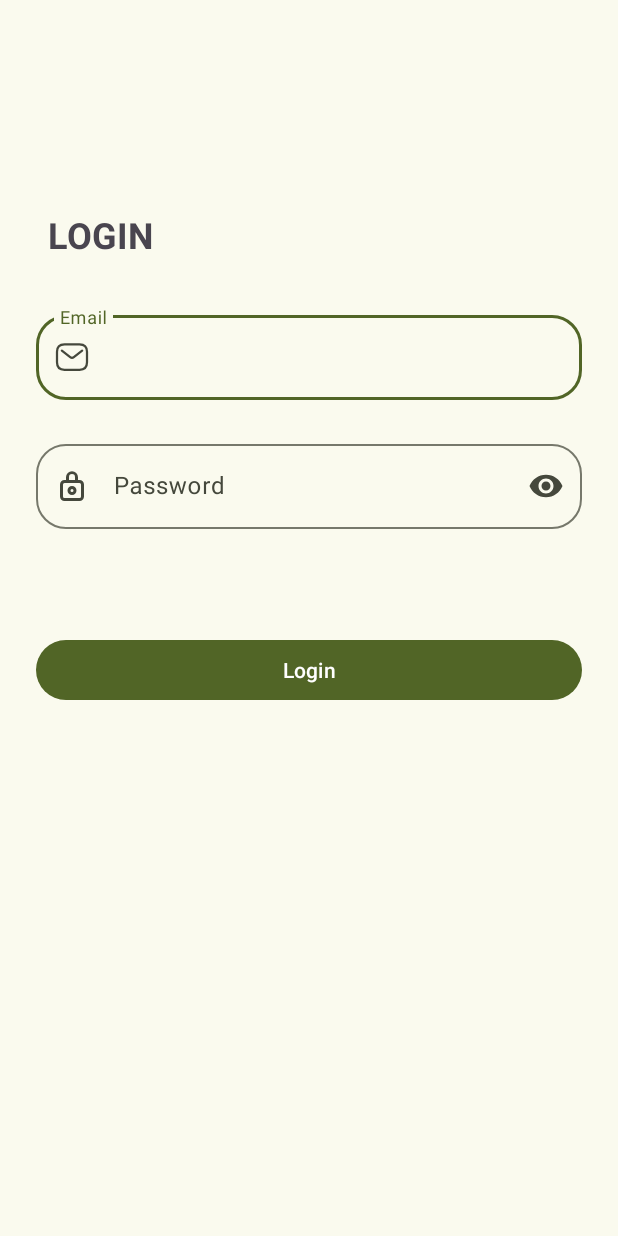
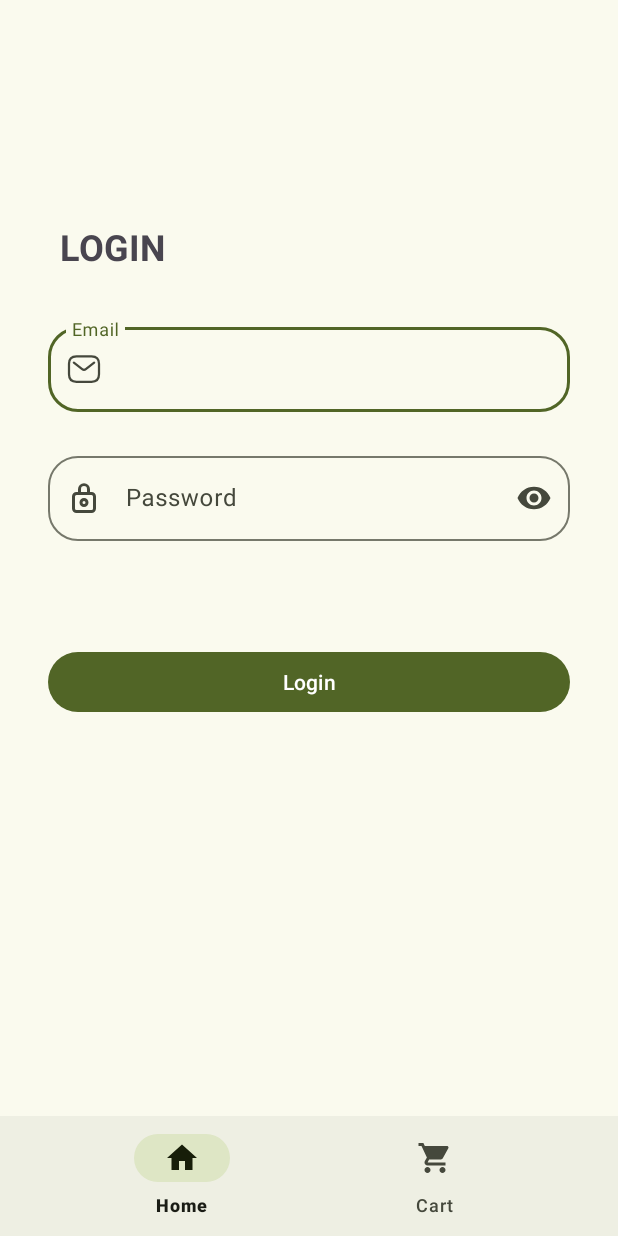
Before and after one commit to MonaAdel2/QuickBite_ECS_task, an Android app: the screen it shows after launch (MainActivity), on a phone screen of 412 x 824 dp. Run offline under Robolectric (Android 15) with nearby library versions, the phone set to English and light mode, and no system bars; our stand-ins replace Room's generated code.

Commit message:
Create the ui for the home screen that display all the meals according to the day.

```diff
--- /dev/null
+++ b/app/src/main/res/drawable/baseline_add_24.xml
@@ -0,0 +1,5 @@
+<vector xmlns:android="http://schemas.android.com/apk/res/android" android:height="20dp" android:tint="#000000" android:viewportHeight="24" android:viewportWidth="24" android:width="20dp">
+
+    <path android:fillColor="@android:color/white" android:pathData="M19,13h-6v6h-2v-6H5v-2h6V5h2v6h6v2z"/>
+
+</vector>
--- /dev/null
+++ b/app/src/main/res/drawable/baseline_home_24.xml
@@ -0,0 +1,5 @@
+<vector xmlns:android="http://schemas.android.com/apk/res/android" android:height="24dp" android:tint="#000000" android:viewportHeight="24" android:viewportWidth="24" android:width="24dp">
+
+    <path android:fillColor="@android:color/white" android:pathData="M10,20v-6h4v6h5v-8h3L12,3 2,12h3v8z"/>
+
+</vector>
--- /dev/null
+++ b/app/src/main/res/drawable/baseline_shopping_cart_24.xml
@@ -0,0 +1,5 @@
+<vector xmlns:android="http://schemas.android.com/apk/res/android" android:height="24dp" android:tint="#000000" android:viewportHeight="24" android:viewportWidth="24" android:width="24dp">
+
+    <path android:fillColor="@android:color/white" android:pathData="M7,18c-1.1,0 -1.99,0.9 -1.99,2S5.9,22 7,22s2,-0.9 2,-2 -0.9,-2 -2,-2zM1,2v2h2l3.6,7.59 -1.35,2.45c-0.16,0.28 -0.25,0.61 -0.25,0.96 0,1.1 0.9,2 2,2h12v-2L7.42,15c-0.14,0 -0.25,-0.11 -0.25,-0.25l0.03,-0.12 0.9,-1.63h7.45c0.75,0 1.41,-0.41 1.75,-1.03l3.58,-6.49c0.08,-0.14 0.12,-0.31 0.12,-0.48 0,-0.55 -0.45,-1 -1,-1L5.21,4l-0.94,-2L1,2zM17,18c-1.1,0 -1.99,0.9 -1.99,2s0.89,2 1.99,2 2,-0.9 2,-2 -0.9,-2 -2,-2z"/>
+
+</vector>
--- /dev/null
+++ b/app/src/main/res/drawable/home_icon.xml
@@ -0,0 +1,5 @@
+<vector xmlns:android="http://schemas.android.com/apk/res/android" android:height="24dp" android:viewportHeight="24" android:viewportWidth="24" android:width="24dp">
+
+    <path android:fillColor="#0F0F0F" android:fillType="evenOdd" android:pathData="M4.188,11.379C4.03,11.759 4,11.953 4,12V20.002C4,20.553 4.447,21 5,21H8V15C8,13.895 8.895,13 10,13H14C15.105,13 16,13.895 16,15V21H19C19.553,21 20,20.553 20,20.002V12C20,11.953 19.97,11.759 19.813,11.379C19.666,11.026 19.444,10.593 19.155,10.102C18.576,9.124 17.765,7.98 16.857,6.89C15.946,5.798 14.964,4.79 14.05,4.065C13.594,3.702 13.174,3.426 12.806,3.244C12.429,3.059 12.164,3 12,3C11.836,3 11.571,3.059 11.194,3.244C10.826,3.426 10.406,3.702 9.95,4.065C9.036,4.79 8.053,5.798 7.143,6.89C6.235,7.98 5.424,9.124 4.845,10.102C4.556,10.593 4.334,11.026 4.188,11.379ZM10.309,1.451C10.835,1.191 11.414,1 12,1C12.586,1 13.165,1.191 13.691,1.451C14.225,1.715 14.766,2.079 15.293,2.498C16.349,3.335 17.428,4.452 18.393,5.61C19.36,6.77 20.236,8.001 20.877,9.085C21.196,9.626 21.467,10.146 21.66,10.613C21.843,11.054 22,11.547 22,12V20.002C22,21.66 20.656,23 19,23H16C14.895,23 14,22.105 14,21V15H10V21C10,22.105 9.105,23 8,23H5C3.344,23 2,21.66 2,20.002V12C2,11.547 2.157,11.054 2.34,10.613C2.533,10.146 2.804,9.626 3.123,9.085C3.764,8.001 4.64,6.77 5.607,5.61C6.572,4.452 7.651,3.335 8.706,2.498C9.234,2.079 9.775,1.715 10.309,1.451Z"/>
+
+</vector>
--- a/app/src/main/res/layout/activity_main.xml
+++ b/app/src/main/res/layout/activity_main.xml
@@ -12,12 +12,27 @@
         android:id="@+id/app_nav_host"
         android:name="androidx.navigation.fragment.NavHostFragment"
         android:layout_width="match_parent"
-        android:layout_height="match_parent"
+        android:layout_height="0dp"
+        android:layout_marginStart="8dp"
+        android:layout_marginTop="8dp"
+        android:layout_marginEnd="8dp"
+        android:layout_marginBottom="12dp"
         app:defaultNavHost="true"
-        app:layout_constraintBottom_toBottomOf="parent"
+        app:layout_constraintBottom_toTopOf="@+id/bottom_navigation_main"
         app:layout_constraintEnd_toEndOf="parent"
         app:layout_constraintStart_toStartOf="parent"
         app:layout_constraintTop_toTopOf="parent"
         app:navGraph="@navigation/main_nav_graph" />
 
+
+    <com.google.android.material.bottomnavigation.BottomNavigationView
+        android:id="@+id/bottom_navigation_main"
+        android:layout_width="match_parent"
+        android:layout_height="wrap_content"
+        app:layout_constraintBottom_toBottomOf="parent"
+        app:layout_constraintEnd_toEndOf="parent"
+        app:layout_constraintStart_toStartOf="parent"
+        app:menu="@menu/bottom_app_bar"
+        app:labelVisibilityMode="labeled"/>
+
 </androidx.constraintlayout.widget.ConstraintLayout>
--- /dev/null
+++ b/app/src/main/res/menu/bottom_app_bar.xml
@@ -0,0 +1,20 @@
+<?xml version="1.0" encoding="utf-8"?>
+<menu xmlns:android="http://schemas.android.com/apk/res/android"
+    xmlns:app="http://schemas.android.com/apk/res-auto">
+
+
+    <item
+        android:id="@+id/home"
+        android:title="Home"
+        android:icon="@drawable/baseline_home_24"
+        android:contentDescription="Home"
+        />
+
+    <item
+        android:id="@+id/cart"
+        android:icon="@drawable/baseline_shopping_cart_24"
+        android:title="Cart"
+        android:contentDescription="Cart"
+        />
+
+</menu>
```
Also changed, not shown: app/src/main/res/layout/fragment_home.xml (+17 -6 lines), app/src/main/res/layout/item_meal.xml (added, +75 -0 lines), app/src/main/res/values-night/themes.xml (+16 -0 lines), app/src/main/res/values/themes.xml (+16 -0 lines).
